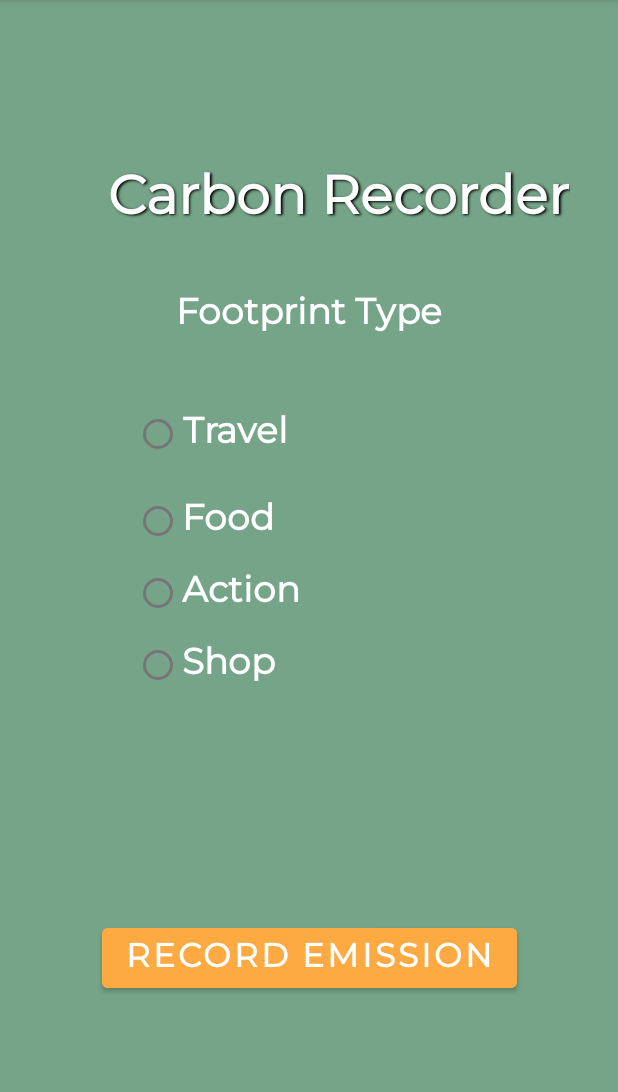
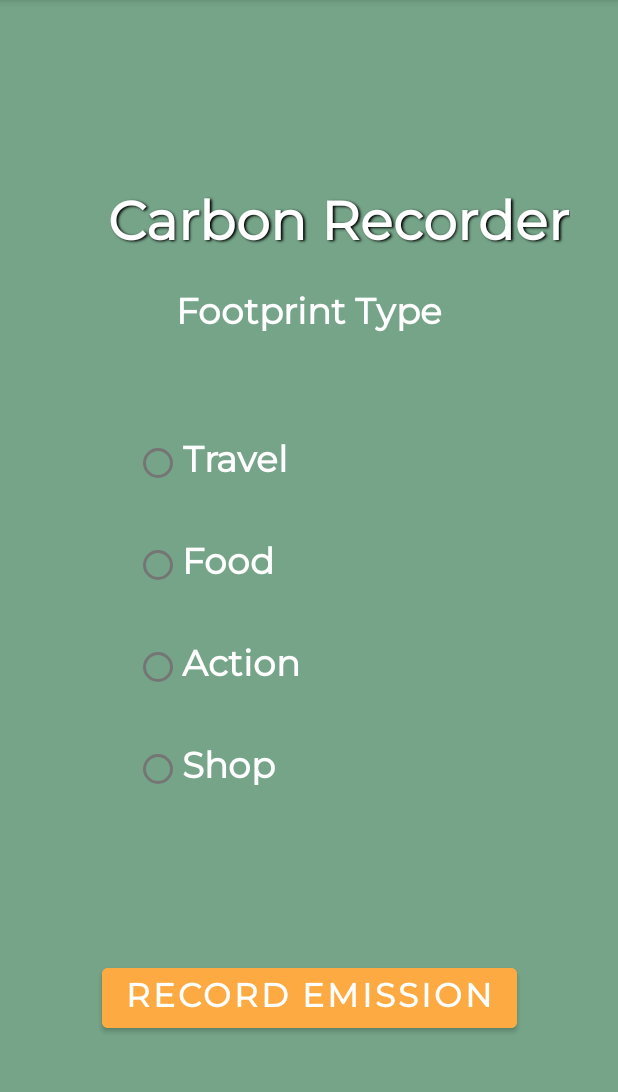
Before and after one commit to SesRiya/carbonfootprint, an Android app: the Recorder screen opened directly, with no data from a screen before it, on a phone screen of 412 x 824 dp, the part 84-1176 px from its top. Run offline under Robolectric (Android 15) with nearby library versions, the phone set to English and light mode, and no system bars.

Commit message:
Splash Page Layout - Done Carbon recorder Page - Added

```diff
--- a/app/src/main/res/layout/activity_main.xml
+++ b/app/src/main/res/layout/activity_main.xml
@@ -33,6 +33,7 @@
         android:id="@+id/imageView"
         android:layout_width="354dp"
         android:layout_height="394dp"
+        android:contentDescription="@string/earthview"
         app:layout_constraintBottom_toBottomOf="parent"
         app:layout_constraintEnd_toEndOf="parent"
         app:layout_constraintHorizontal_bias="0.491"
@@ -45,21 +46,22 @@
         android:id="@+id/titleSplash"
         android:layout_width="244dp"
         android:layout_height="164dp"
+        android:layout_marginTop="24dp"
         android:fontFamily="@font/montserrat"
         android:justificationMode="inter_word"
         android:shadowColor="#000000"
         android:shadowDx="1.5"
         android:shadowDy="1.3"
         android:shadowRadius="1.6"
-        android:text="Carbon Footprint Tracker"
+        android:text="@string/carbon_footprint_tracker"
         android:textAlignment="center"
         android:textColor="@android:color/white"
         android:textSize="40dp"
         android:textStyle="bold"
-        app:layout_constraintBottom_toBottomOf="parent"
+        app:layout_constraintBottom_toTopOf="@+id/imageView"
         app:layout_constraintEnd_toEndOf="parent"
         app:layout_constraintHorizontal_bias="0.497"
         app:layout_constraintStart_toStartOf="parent"
         app:layout_constraintTop_toTopOf="parent"
-        app:layout_constraintVertical_bias="0.111" />
+        app:layout_constraintVertical_bias="0.0" />
 </androidx.constraintlayout.widget.ConstraintLayout>
--- a/app/src/main/res/layout/activity_recorder.xml
+++ b/app/src/main/res/layout/activity_recorder.xml
@@ -17,7 +17,7 @@
         android:shadowDx="1.5"
         android:shadowDy="1.3"
         android:shadowRadius="1.6"
-        android:text="Carbon Recorder"
+        android:text="@string/carbon_recorder"
         android:textAlignment="center"
         android:textColor="@android:color/white"
         android:textSize="36dp"
@@ -27,7 +27,7 @@
         app:layout_constraintHorizontal_bias="0.694"
         app:layout_constraintStart_toStartOf="parent"
         app:layout_constraintTop_toTopOf="parent"
-        app:layout_constraintVertical_bias="0.149" />
+        app:layout_constraintVertical_bias="0.173" />
 
     <TextView
         android:id="@+id/textView2"
@@ -55,7 +55,7 @@
         app:layout_constraintHorizontal_bias="0.497"
         app:layout_constraintStart_toStartOf="parent"
         app:layout_constraintTop_toTopOf="parent"
-        app:layout_constraintVertical_bias="0.574">
+        app:layout_constraintVertical_bias="0.616">
 
 
         <RadioButton
@@ -63,14 +63,11 @@
             android:layout_width="wrap_content"
             android:layout_height="wrap_content"
             android:fontFamily="@font/montserrat"
-            android:text="Travel"
+            android:text="@string/travel"
             android:textAlignment="center"
             android:textColor="@android:color/white"
             android:textSize="24dp"
             android:textStyle="bold"
-            android:layout_centerVertical="true"
-            android:layout_alignParentLeft="true"
-            android:layout_alignParentStart="true"
             app:layout_constraintBottom_toBottomOf="parent"
             app:layout_constraintEnd_toEndOf="parent"
             app:layout_constraintHorizontal_bias="0.501"
@@ -80,21 +77,18 @@
 
         <Space
             android:layout_width="match_parent"
-            android:layout_height="10dp" />
+            android:layout_height="20dp" />
 
         <RadioButton
             android:id="@+id/radioButton2"
             android:layout_width="wrap_content"
             android:layout_height="wrap_content"
             android:fontFamily="@font/montserrat"
-            android:text="Food"
+            android:text="@string/food"
             android:textAlignment="center"
             android:textColor="@android:color/white"
             android:textSize="24dp"
             android:textStyle="bold"
-            android:layout_centerVertical="true"
-            android:layout_alignParentLeft="true"
-            android:layout_alignParentStart="true"
             app:layout_constraintBottom_toBottomOf="parent"
             app:layout_constraintEnd_toEndOf="parent"
             app:layout_constraintHorizontal_bias="0.498"
@@ -102,19 +96,20 @@
             app:layout_constraintTop_toTopOf="parent"
             app:layout_constraintVertical_bias="0.478" />
 
+        <Space
+            android:layout_width="match_parent"
+            android:layout_height="20dp" />
+
         <RadioButton
             android:id="@+id/radioButton4"
             android:layout_width="wrap_content"
             android:layout_height="wrap_content"
             android:fontFamily="@font/montserrat"
-            android:text="Action"
+            android:text="@string/action"
             android:textAlignment="center"
             android:textColor="@android:color/white"
             android:textSize="24dp"
             android:textStyle="bold"
-            android:layout_centerVertical="true"
-            android:layout_alignParentLeft="true"
-            android:layout_alignParentStart="true"
             app:layout_constraintBottom_toBottomOf="parent"
             app:layout_constraintEnd_toEndOf="parent"
             app:layout_constraintHorizontal_bias="0.516"
@@ -122,15 +117,17 @@
             app:layout_constraintTop_toTopOf="parent"
             app:layout_constraintVertical_bias="0.724" />
 
+        <Space
+            android:layout_width="match_parent"
+            android:layout_height="20dp" />
+
+
         <RadioButton
             android:id="@+id/radioButton3"
             android:layout_width="wrap_content"
             android:layout_height="wrap_content"
-            android:layout_alignParentStart="true"
-            android:layout_alignParentLeft="true"
-            android:layout_centerVertical="true"
             android:fontFamily="@font/montserrat"
-            android:text="Shop"
+            android:text="@string/shop"
             android:textAlignment="center"
             android:textColor="@android:color/white"
             android:textSize="24dp"
@@ -150,7 +147,7 @@
         android:layout_height="wrap_content"
         android:backgroundTint="@color/myorange"
         android:fontFamily="@font/montserrat"
-        android:text="Record Emission"
+        android:text="@string/record_emission"
         android:textColor="@color/white"
         android:textSize="22dp"
         android:textStyle="bold"
@@ -158,6 +155,6 @@
         app:layout_constraintEnd_toEndOf="parent"
         app:layout_constraintStart_toStartOf="parent"
         app:layout_constraintTop_toTopOf="parent"
-        app:layout_constraintVertical_bias="0.856" />
+        app:layout_constraintVertical_bias="0.893" />
 
 </androidx.constraintlayout.widget.ConstraintLayout>
--- a/app/src/main/res/values/strings.xml
+++ b/app/src/main/res/values/strings.xml
@@ -6,4 +6,12 @@
     <string name="radiobutton3">Shop</string>
     <string name="radiobutton4">Action</string>
     <string name="footprint_type">Footprint Type</string>
+    <string name="record_emission">Record Emission</string>
+    <string name="carbon_recorder">Carbon Recorder</string>
+    <string name="food">Food</string>
+    <string name="shop">Shop</string>
+    <string name="travel">Travel</string>
+    <string name="action">Action</string>
+    <string name="carbon_footprint_tracker">Carbon Footprint Tracker</string>
+    <string name="earthview">earthview</string>
 </resources>
```
